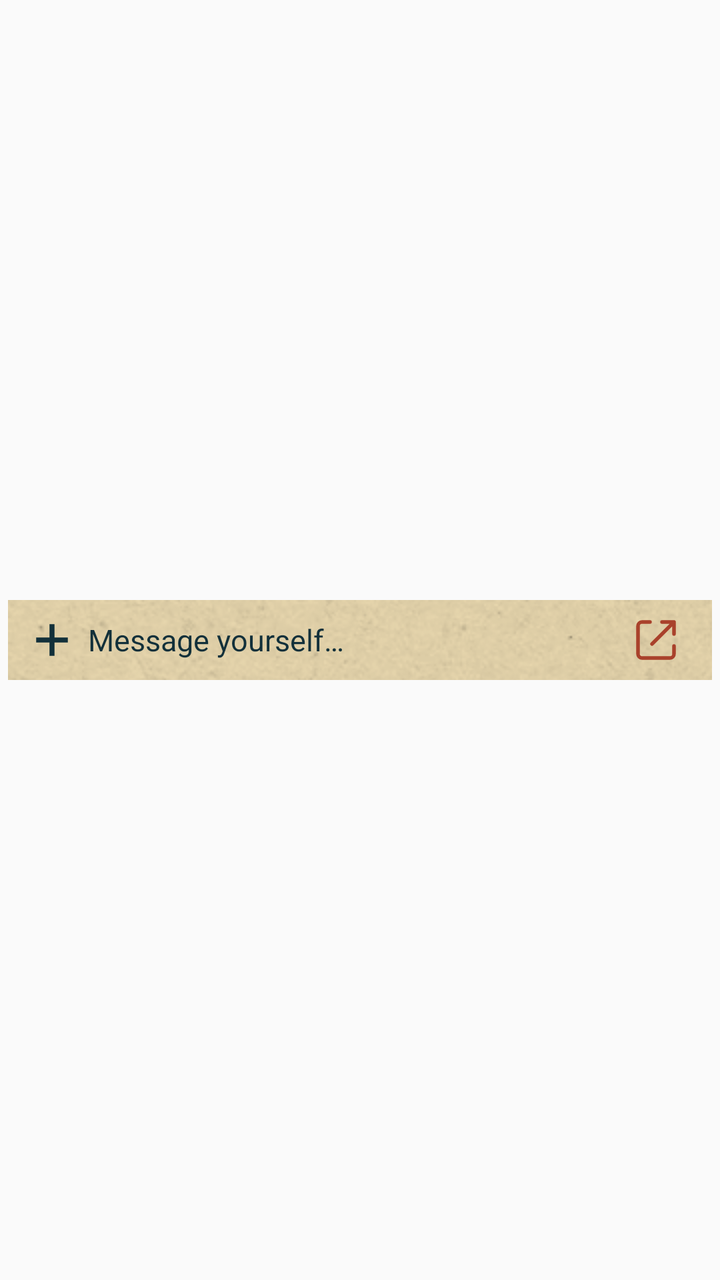
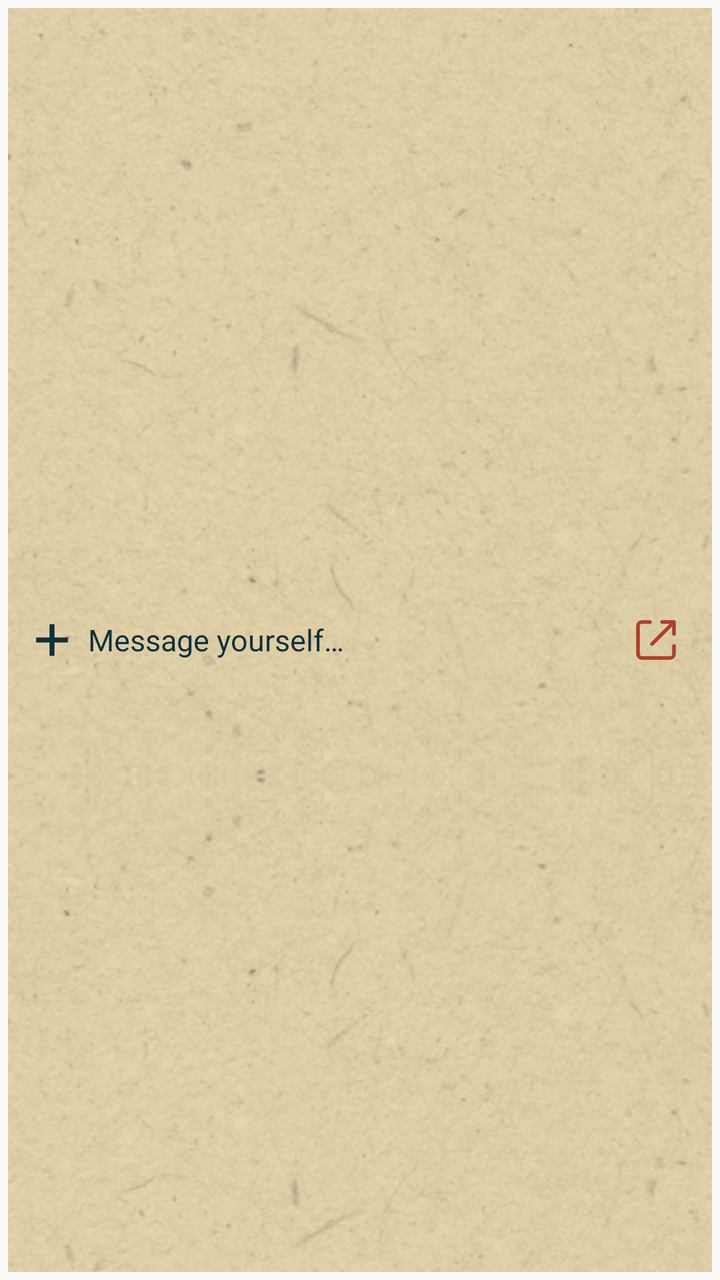

Two renders of the same Android screen: before a commit and after it. Below are the layout's source before the change and the commit's diff.
<!-- AndroidManifest.xml: application theme AppTheme -->
<!-- res/layout/capture_widget.xml -->
<?xml version="1.0" encoding="utf-8"?>
<LinearLayout xmlns:android="http://schemas.android.com/apk/res/android" android:layout_width="match_parent" android:layout_height="match_parent" android:orientation="horizontal" android:gravity="center_vertical" android:padding="4dp">
 <LinearLayout android:layout_width="match_parent" android:layout_height="40dp" android:minHeight="40dp" android:orientation="horizontal" android:gravity="center_vertical" android:background="@drawable/widget_background" android:paddingStart="12dp" android:paddingEnd="8dp">
  <LinearLayout android:id="@+id/widget_capture" android:layout_width="0dp" android:layout_weight="1" android:layout_height="40dp" android:orientation="horizontal" android:gravity="center_vertical" android:contentDescription="@string/capture_thought">
   <ImageView android:id="@+id/widget_capture_icon" android:layout_width="20dp" android:layout_height="20dp" android:layout_marginEnd="8dp" android:src="@drawable/paper_plus" android:importantForAccessibility="no" android:contentDescription="@null"/>
   <TextView android:id="@+id/widget_label" android:layout_width="0dp" android:layout_weight="1" android:layout_height="match_parent" android:gravity="center_vertical" android:text="@string/thought_prompt" android:textColor="@color/widget_text" android:textSize="15sp" android:maxLines="1" android:ellipsize="end"/>
   <TextView android:id="@+id/widget_prompt" android:layout_width="0dp" android:layout_height="0dp" android:visibility="gone"/>
  </LinearLayout>
  <LinearLayout android:id="@+id/widget_picker" android:layout_width="wrap_content" android:layout_height="40dp" android:orientation="horizontal" android:gravity="center" android:paddingStart="8dp" android:paddingEnd="4dp" android:visibility="gone">
   <TextView android:id="@+id/widget_picker_text" android:layout_width="wrap_content" android:layout_height="match_parent" android:maxWidth="100dp" android:gravity="center_vertical" android:text="@string/no_tag" android:textColor="@color/widget_text" android:textSize="13sp" android:maxLines="1" android:ellipsize="end"/>
   <ImageView android:id="@+id/widget_picker_arrow" android:layout_width="20dp" android:layout_height="20dp" android:padding="3dp" android:src="@drawable/paper_down" android:importantForAccessibility="no" android:contentDescription="@null"/>
  </LinearLayout>
  <ImageButton android:id="@+id/widget_open_app" android:layout_width="40dp" android:layout_height="40dp" android:padding="10dp" android:background="@android:color/transparent" android:src="@drawable/widget_open_app" android:contentDescription="@string/open_app"/>
 </LinearLayout>
</LinearLayout>
<!-- resources referenced by this layout -->
<resources>
  <color name="widget_text">#12303A</color>
  <!-- drawable paper_down (drawable) -->
  <vector xmlns:android="http://schemas.android.com/apk/res/android" android:width="22dp" android:height="22dp" android:viewportWidth="96" android:viewportHeight="96">
  <path android:fillColor="@color/widget_text" android:pathData="m11 29 37 37 37-37-10-10-27 27-27-27z"/></vector>
  <!-- drawable paper_plus (drawable) -->
  <vector xmlns:android="http://schemas.android.com/apk/res/android" android:width="22dp" android:height="22dp" android:viewportWidth="96" android:viewportHeight="96">
  <path android:fillColor="@color/widget_text" android:pathData="M42,10h12v76h-12z"/>
  <path android:fillColor="@color/widget_text" android:pathData="M10,42h76v12h-76z"/></vector>
  <!-- drawable widget_background (drawable) -->
  <layer-list xmlns:android="http://schemas.android.com/apk/res/android">
   <item><shape><solid android:color="@color/widget_background"/></shape></item>
   <item><bitmap android:src="@drawable/paper_shading" android:tileMode="repeat"/></item>
  </layer-list>
  <!-- drawable widget_open_app (drawable) -->
  <vector xmlns:android="http://schemas.android.com/apk/res/android" android:width="24dp" android:height="24dp" android:viewportWidth="24" android:viewportHeight="24">
   <path android:fillColor="@android:color/transparent" android:strokeColor="@color/widget_accent" android:strokeWidth="1.8" android:strokeLineCap="round" android:strokeLineJoin="round" android:pathData="M15,3h6v6M10,14L21,3M9,3H5a2,2 0,0 0,-2,2v14a2,2 0,0 0,2,2h14a2,2 0,0 0,2,-2v-4"/>
  </vector>
  <string name="capture_thought">Message yourself</string>
  <string name="no_tag">No tag</string>
  <string name="open_app">Open Museamo</string>
  <string name="thought_prompt">Message yourself…</string>
  <style name="AppTheme" parent="Theme.AppCompat.DayNight.NoActionBar">
          
          <item name="colorPrimary">@color/colorPrimary</item>
          <item name="colorPrimaryDark">@color/colorPrimaryDark</item>
          <item name="colorAccent">@color/colorAccent</item>
      </style>
  <color name="widget_background">#E7D6AD</color>
  <!-- drawable paper_shading: webp bitmap (drawable-mdpi, 244812 bytes) -->
  <color name="widget_accent">#A9412B</color>
</resources>

<!-- the commit's change to res/layout/capture_widget.xml (unified diff, before → after) -->
@@ -1,15 +1,15 @@
 <?xml version="1.0" encoding="utf-8"?>
 <LinearLayout xmlns:android="http://schemas.android.com/apk/res/android" android:layout_width="match_parent" android:layout_height="match_parent" android:orientation="horizontal" android:gravity="center_vertical" android:padding="4dp">
- <LinearLayout android:layout_width="match_parent" android:layout_height="40dp" android:minHeight="40dp" android:orientation="horizontal" android:gravity="center_vertical" android:background="@drawable/widget_background" android:paddingStart="12dp" android:paddingEnd="8dp">
-  <LinearLayout android:id="@+id/widget_capture" android:layout_width="0dp" android:layout_weight="1" android:layout_height="40dp" android:orientation="horizontal" android:gravity="center_vertical" android:contentDescription="@string/capture_thought">
+ <LinearLayout android:id="@+id/widget_surface" android:layout_width="match_parent" android:layout_height="match_parent" android:orientation="horizontal" android:gravity="center_vertical" android:background="@drawable/widget_background" android:paddingStart="12dp" android:paddingEnd="8dp">
+  <LinearLayout android:id="@+id/widget_capture" android:layout_width="0dp" android:layout_weight="1" android:layout_height="match_parent" android:orientation="horizontal" android:gravity="center_vertical" android:contentDescription="@string/capture_thought">
    <ImageView android:id="@+id/widget_capture_icon" android:layout_width="20dp" android:layout_height="20dp" android:layout_marginEnd="8dp" android:src="@drawable/paper_plus" android:importantForAccessibility="no" android:contentDescription="@null"/>
    <TextView android:id="@+id/widget_label" android:layout_width="0dp" android:layout_weight="1" android:layout_height="match_parent" android:gravity="center_vertical" android:text="@string/thought_prompt" android:textColor="@color/widget_text" android:textSize="15sp" android:maxLines="1" android:ellipsize="end"/>
    <TextView android:id="@+id/widget_prompt" android:layout_width="0dp" android:layout_height="0dp" android:visibility="gone"/>
   </LinearLayout>
-  <LinearLayout android:id="@+id/widget_picker" android:layout_width="wrap_content" android:layout_height="40dp" android:orientation="horizontal" android:gravity="center" android:paddingStart="8dp" android:paddingEnd="4dp" android:visibility="gone">
+  <LinearLayout android:id="@+id/widget_picker" android:layout_width="wrap_content" android:layout_height="match_parent" android:orientation="horizontal" android:gravity="center" android:paddingStart="8dp" android:paddingEnd="4dp" android:visibility="gone">
    <TextView android:id="@+id/widget_picker_text" android:layout_width="wrap_content" android:layout_height="match_parent" android:maxWidth="100dp" android:gravity="center_vertical" android:text="@string/no_tag" android:textColor="@color/widget_text" android:textSize="13sp" android:maxLines="1" android:ellipsize="end"/>
    <ImageView android:id="@+id/widget_picker_arrow" android:layout_width="20dp" android:layout_height="20dp" android:padding="3dp" android:src="@drawable/paper_down" android:importantForAccessibility="no" android:contentDescription="@null"/>
   </LinearLayout>
-  <ImageButton android:id="@+id/widget_open_app" android:layout_width="40dp" android:layout_height="40dp" android:padding="10dp" android:background="@android:color/transparent" android:src="@drawable/widget_open_app" android:contentDescription="@string/open_app"/>
+  <ImageButton android:id="@+id/widget_open_app" android:layout_width="40dp" android:layout_height="match_parent" android:padding="10dp" android:background="@android:color/transparent" android:src="@drawable/widget_open_app" android:contentDescription="@string/open_app"/>
  </LinearLayout>
 </LinearLayout>
